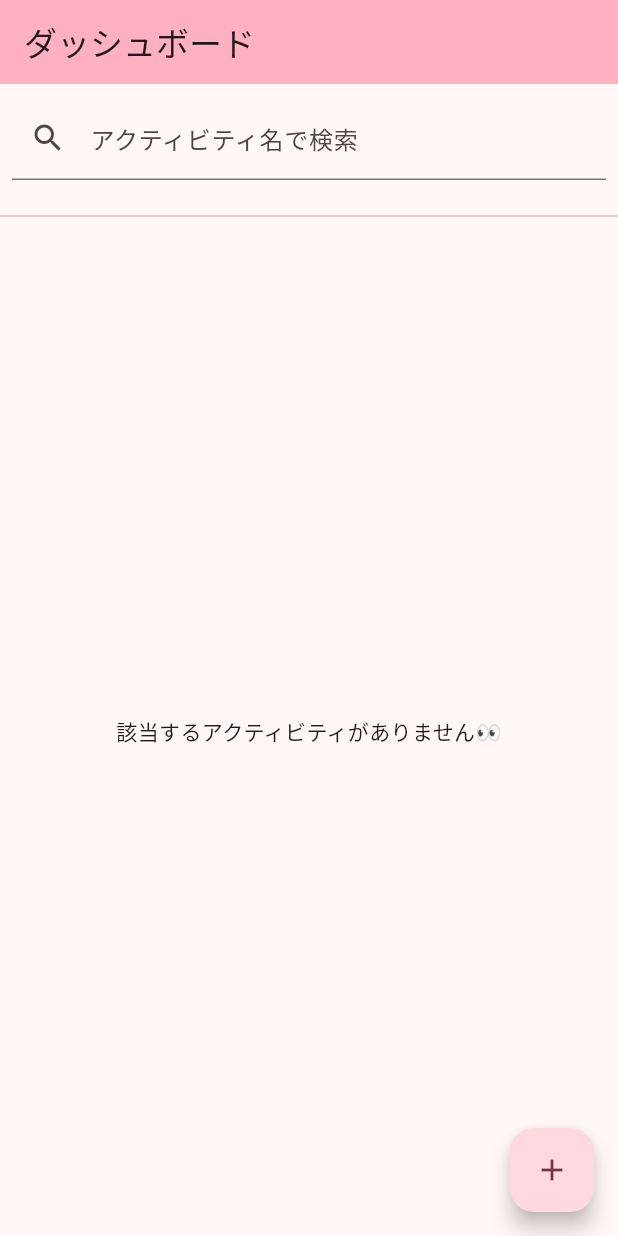
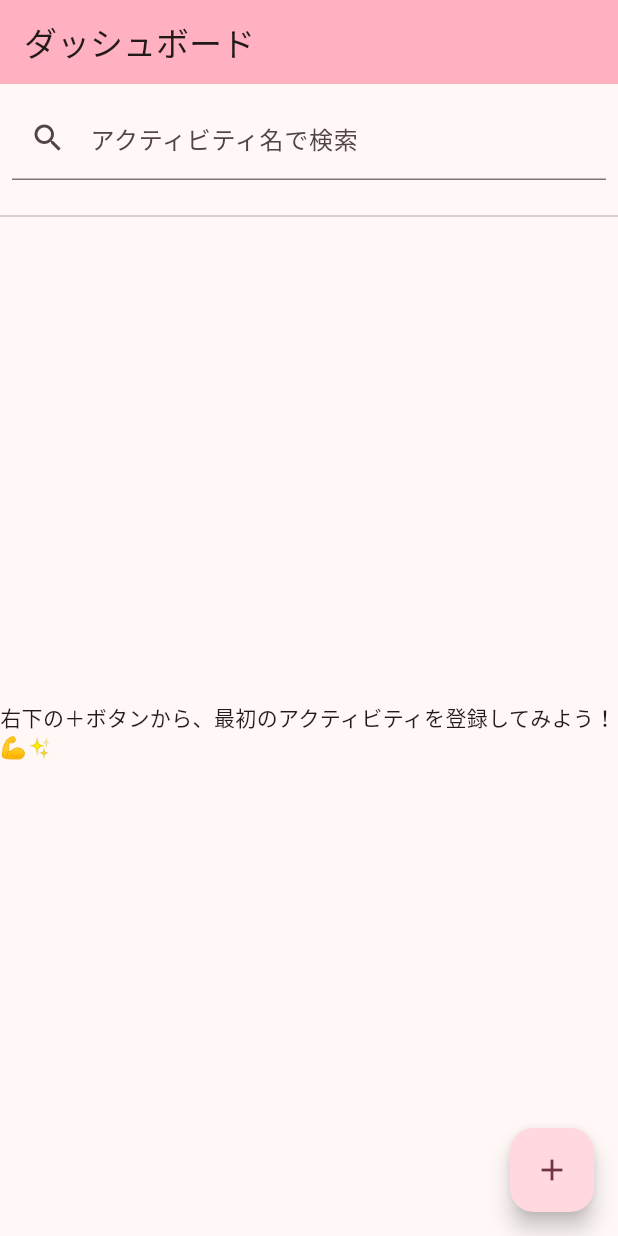
Before and after one commit to osero2000/nan_kore, a Flutter app: the screen it shows after launch, on a phone screen of 412 x 824 dp. Run offline on Flutter 3.47's test engine with Material 3 defaults, Android fonts, the light colour scheme and no system bars; our stand-ins replace hive, hive_flutter, speech_to_text; accounts and stored records are empty; generated files the repository leaves out were written again.

Commit message:
fix: アクティビティが空の時のメッセージを改善

```diff
--- a/lib/main.dart
+++ b/lib/main.dart
@@ -175,8 +175,14 @@ class _HomeScreenState extends State<HomeScreen> {
                 }).toList();
 
                 if (filteredActivities.isEmpty) {
+                  // 登録済みアクティビティが0件の場合と、フィルタ結果が0件の場合でメッセージを出し分ける
+                  if (allActivities.isEmpty) {
+                    return const Center(
+                      child: Text('右下の＋ボタンから、最初のアクティビティを登録してみよう！💪✨'),
+                    );
+                  }
                   return const Center(
-                    child: Text('該当するアクティビティがありません👀'),
+                    child: Text('条件に合うアクティビティが見つからないみたい…🤔'),
                   );
                 }
                 return ListView.builder(
```
